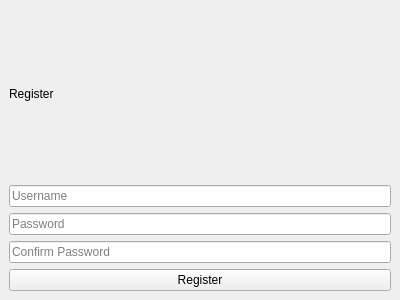
First picture: the form in UI/registrationwindow.ui, repository Bosbobos/Qwerty123, before the edit.
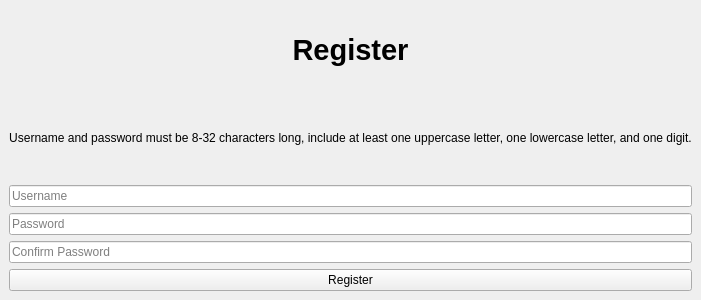
Second picture: the form after the edit.

```diff
--- a/UI/registrationwindow.ui
+++ b/UI/registrationwindow.ui
@@ -18,7 +18,17 @@
     <item>
      <widget class="QLabel" name="label">
       <property name="text">
-       <string>Register</string>
+       <string>&lt;html&gt;&lt;head/&gt;&lt;body&gt;&lt;p align=&quot;center&quot;&gt;&lt;span style=&quot; font-size:22pt; font-weight:700;&quot;&gt;Register&lt;/span&gt;&lt;/p&gt;&lt;/body&gt;&lt;/html&gt;</string>
+      </property>
+     </widget>
+    </item>
+    <item>
+     <widget class="QLabel" name="rulesLabel">
+      <property name="enabled">
+       <bool>true</bool>
+      </property>
+      <property name="text">
+       <string>&lt;html&gt;&lt;head/&gt;&lt;body&gt;&lt;p align=&quot;center&quot;&gt;Username and password must be 8-32 characters long, include at least one uppercase letter, one lowercase letter, and one digit.&lt;/p&gt;&lt;/body&gt;&lt;/html&gt;</string>
       </property>
      </widget>
     </item>
```
Left out of the diff: 15 changed lines with no effect on the pictures.
